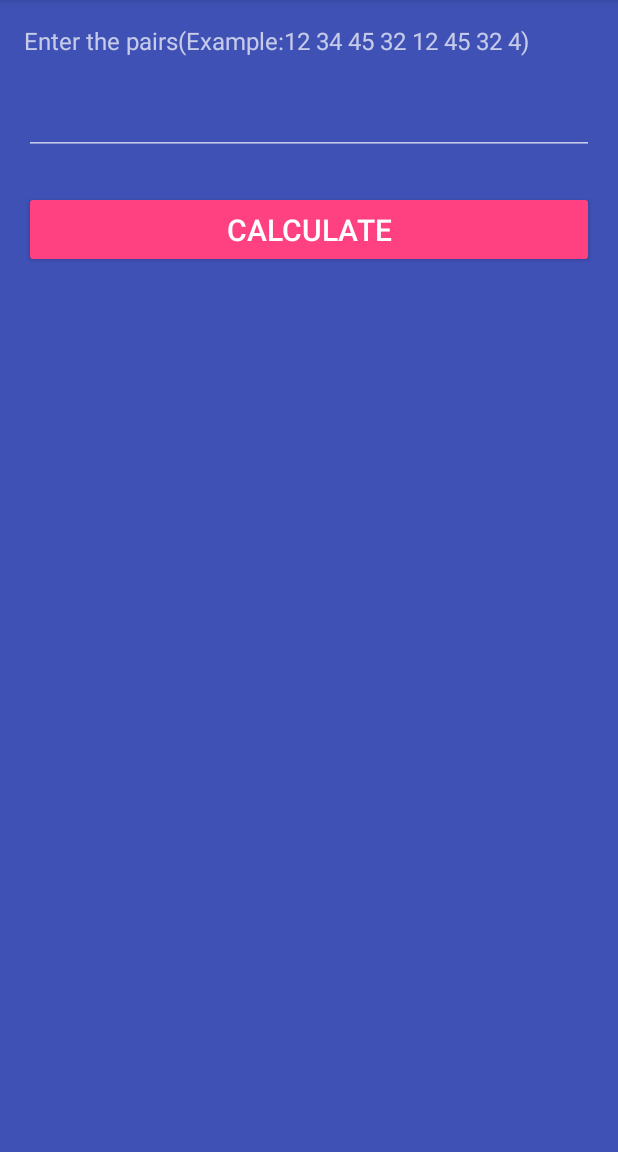
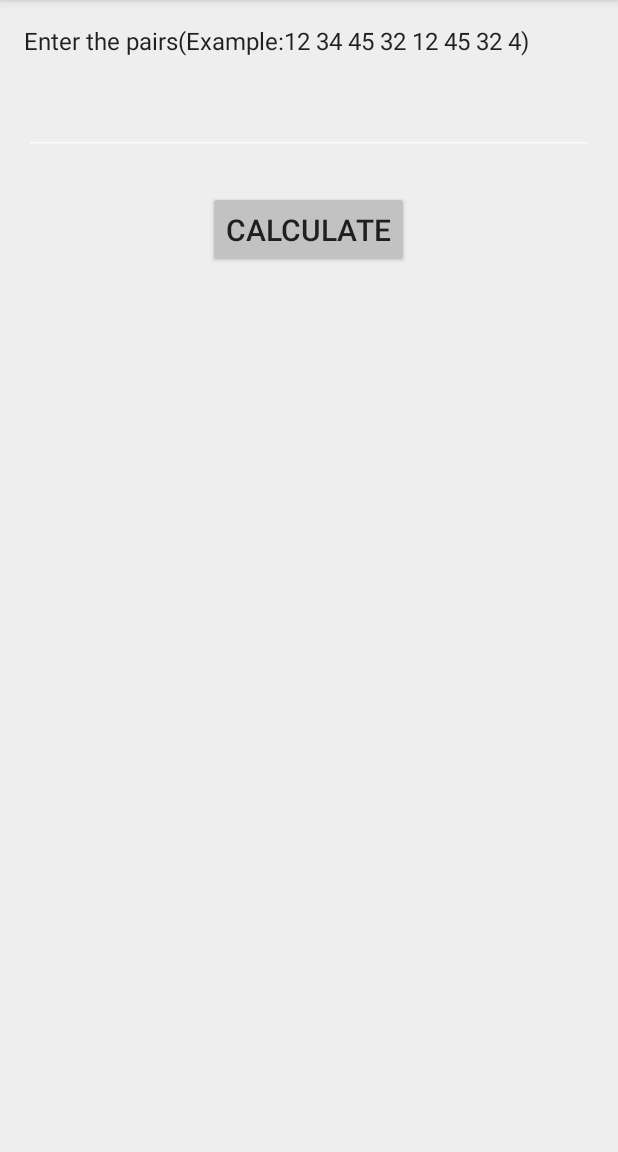
Before and after one commit to Roma-Za/Calculator, an Android app: the fragment PairsFragment shown on its own in the app's theme, on a phone screen of 412 x 824 dp, the part 84-1236 px from its top. Run offline under Robolectric (Android 15) with nearby library versions, the phone set to English and light mode, and no system bars.

Commit message:
button size and color

```diff
--- a/app/src/main/res/layout/fragment_tab_pairs.xml
+++ b/app/src/main/res/layout/fragment_tab_pairs.xml
@@ -7,6 +7,7 @@
     android:paddingLeft="@dimen/activity_horizontal_margin"
     android:paddingRight="@dimen/activity_horizontal_margin"
     android:paddingTop="@dimen/activity_vertical_margin"
+    android:textColor="@color/cardview_shadow_end_color"
     tools:context=".fragments.PairsFragment">
 
     <TextView
@@ -14,6 +15,7 @@
         android:text="@string/pairs_info"
         android:layout_width="wrap_content"
         android:layout_height="wrap_content"
+        android:textColor="#1F1F1F"
         android:textSize="16dp"/>
 
     <EditText
@@ -21,14 +23,19 @@
         android:layout_width="match_parent"
         android:layout_height="wrap_content"
         android:layout_marginTop="20dp"
+        android:textColor="#1F1F1F"
         android:inputType="none" />
 
     <Button
         android:id="@+id/btn_calculate_pairs"
-        android:layout_width="fill_parent"
+        android:layout_width="wrap_content"
         android:layout_height="wrap_content"
         android:layout_marginTop="24dp"
         android:layout_marginBottom="24dp"
+        android:layout_marginLeft="50dp"
+        android:layout_marginRight="50dp"
+        android:layout_gravity="center"
+        android:textColor="#1F1F1F"
         android:padding="12dp"
         android:textSize="20dp"
         android:text="CALCULATE"/>
@@ -40,6 +47,7 @@
         android:textSize="16dp"
         android:textAlignment="center"
         android:layout_margin="10dp"
+        android:textColor="#1F1F1F"
         android:gravity="center"/>
 
 
--- a/app/src/main/res/values/colors.xml
+++ b/app/src/main/res/values/colors.xml
@@ -3,4 +3,6 @@
     <color name="colorPrimary">#3F51B5</color>
     <color name="colorPrimaryDark">#303F9F</color>
     <color name="colorAccent">#FF4081</color>
+    <color name="colorGrey">#EEEEEE</color>
+    <color name="colorDarkGrey">#C2C2C2</color>
 </resources>
--- a/app/src/main/res/values/styles.xml
+++ b/app/src/main/res/values/styles.xml
@@ -5,8 +5,8 @@
         <item name="colorPrimary">@color/colorPrimary</item>
         <item name="colorPrimaryDark">@color/colorPrimaryDark</item>
         <item name="colorAccent">@color/colorAccent</item>
-        <item name="android:windowBackground">@color/colorPrimary</item>
-        <item name="colorButtonNormal">@color/colorAccent</item>
+        <item name="android:windowBackground">@color/colorGrey</item>
+        <item name="colorButtonNormal">@color/colorDarkGrey</item>
     </style>
 
     <style name="AppThemeNoActionBar" parent="Theme.AppCompat.NoActionBar">
```
Also changed, not shown: app/src/main/res/layout/fragment_palindrome.xml (+6 -1 lines), app/src/main/res/layout/fragment_tab_factorial.xml (+6 -1 lines).
